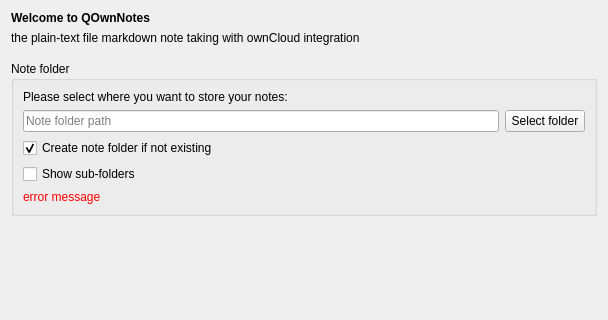
Above: src/dialogs/welcomedialog.ui from pbek/QOwnNotes before the change; both pictures show x 0 to 608 and y 0 to 320 of the 608 by 458 pixel window. Below: the same form after it.
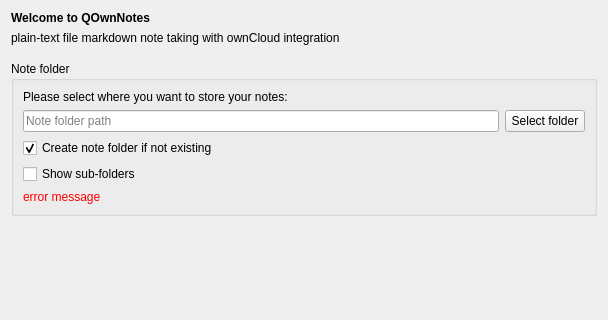
That is the form after the change. Icons and pictures are not drawn. Custom widgets are drawn as their Qt base class.

Patch:
```diff
--- a/src/dialogs/welcomedialog.ui
+++ b/src/dialogs/welcomedialog.ui
@@ -21,7 +21,7 @@
    <item row="1" column="0">
     <widget class="QLabel" name="subHeadlineLabel">
      <property name="text">
-      <string>the plain-text file markdown note taking with ownCloud integration</string>
+      <string>plain-text file markdown note taking with ownCloud integration</string>
      </property>
      <property name="wordWrap">
       <bool>true</bool>
```
